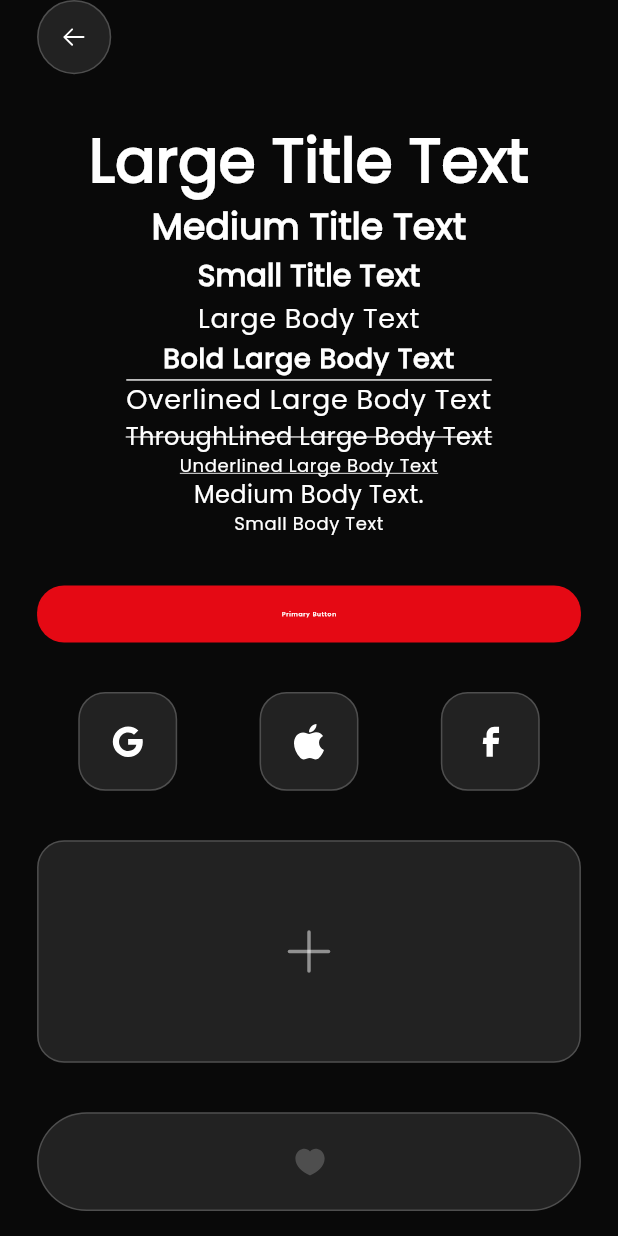
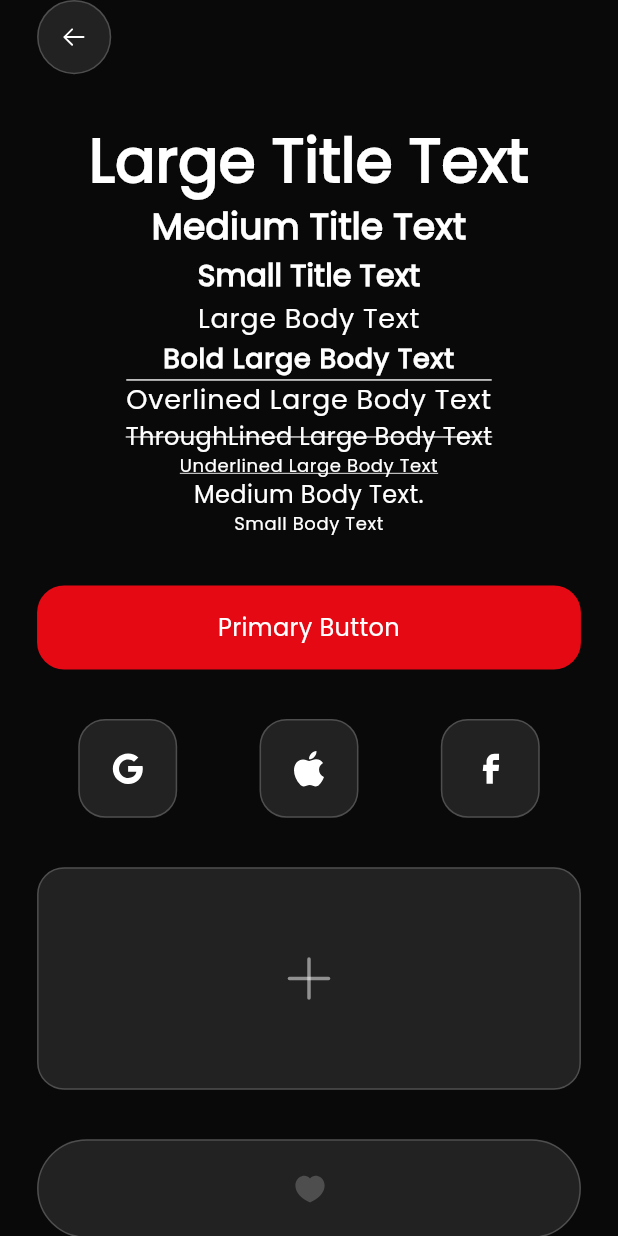
Before and after one commit to batuhanozkandev/shartflix, a Flutter app: the screen it shows after launch, on a phone screen of 412 x 824 dp. Run offline on Flutter 3.47's test engine with Material 3 defaults, Android fonts, the phone set to English and light mode, and no system bars; our stand-ins replace flutter_svg, get, hive_flutter, responsive_builder; accounts and stored records are empty; project files that could hold a hidden picture were left out.

Commit message:
fix: adjust small text in button

```diff
--- a/lib/widget/button/primary_button.dart
+++ b/lib/widget/button/primary_button.dart
@@ -2,6 +2,7 @@ import 'package:flutter/material.dart';
 import 'package:get/get.dart';
 import 'package:shartflix/core/constant/padding.dart';
 import 'package:shartflix/core/constant/radius.dart';
+import 'package:shartflix/widget/text/body/medium.dart';
 
 class ShartComponentPrimaryButton extends StatelessWidget {
   const ShartComponentPrimaryButton({
@@ -24,13 +25,7 @@ class ShartComponentPrimaryButton extends StatelessWidget {
           borderRadius: BorderRadius.circular(ShartflixRadius.buttonRadius),
         ),
         child: Center(
-          child: Text(
-            text,
-            style: Get.theme.textTheme.labelMedium!.copyWith(
-              color: Colors.white,
-              fontWeight: FontWeight.bold,
-            ),
-          ),
+          child: ShartComponentMediumBody(text: text),
         ),
       ),
     );
```
Also changed, not shown: lib/widget/button/bottom_nav_button.dart (+3 -6 lines), lib/widget/button/primary_button_with_icon.dart (+3 -7 lines).
